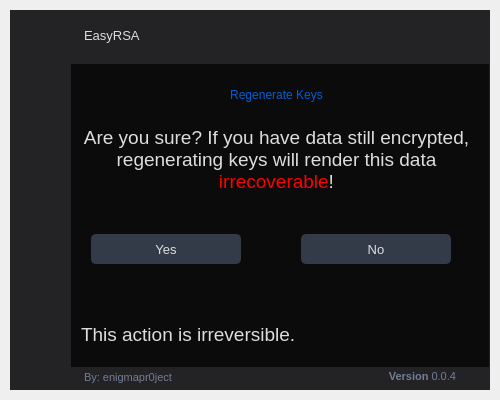
Above: UI/dangerZone_regenKeys.ui from ameasere/EasyRSA before the change. Below: the same form after it.
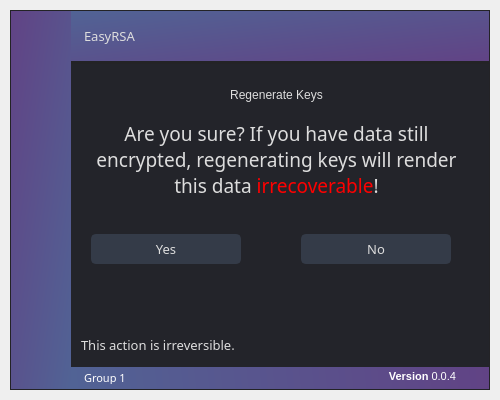
That is the form after the change. Icons and pictures are not drawn.

Patch:
```diff
--- a/UI/dangerZone_regenKeys.ui
+++ b/UI/dangerZone_regenKeys.ui
@@ -61,23 +61,23 @@
 /* /////////////////////////////////////////////////////////////////////////////////////////////////
 Bg App */
 #bgApp {
-	background-color: rgb(11,11,11);
+	background-color: rgb(35, 36, 42);
 	border: 1px solid rgb(35,35,38);
 }
 
 /* /////////////////////////////////////////////////////////////////////////////////////////////////
 Left Menu */
 #leftMenuBg {
-	background-color: rgb(35,35,38);
+	background-color: qlineargradient(spread:pad, x1:0, y1:0, x2:1, y2:1, stop:0 rgba(97, 67, 133, 255), stop:1 rgba(81, 99, 149, 255));
 }
 #topLogo {
-	background-color: rgb(35,35,38);
+	background-color: transparent;
 	background-image: url(:/images/images/images/RSA30x30.png);
 	background-position: center;
 	background-repeat: no-repeat;
 }
-#titleLeftApp { font: 63 12pt &quot;Segoe UI Semibold&quot;; }
-#titleLeftDescription { font: 8pt &quot;Segoe UI&quot;; color: rgb(32, 124, 245); }
+#titleLeftApp { font: 81 12pt &quot;Raleway ExtraBold&quot;; }
+#titleLeftDescription { font: 8pt &quot;Segoe UI&quot;; color: #aa63ff; }
 
 /* MENUS */
 #topMenu .QPushButton {
@@ -122,7 +122,7 @@
     background-repeat: no-repeat;
 	border: none;
 	border-left: 20px solid transparent;
-	background-color: rgb(37, 41, 48);
+	background-color: #23242a;
 	text-align: left;
 	padding-left: 44px;
 	color: rgb(113, 126, 149);
@@ -144,7 +144,7 @@
 	background-color: rgb(35,35,38);
 }
 #extraTopBg {
-	background-color: rgb(32, 124, 245);
+	background-color: #aa63ff;
 }
 
 /* Icon */
@@ -164,7 +164,7 @@
 
 /* Extra Content */
 #extraContent{
-	border-top: 3px solid rgb(11,11,11);
+	border-top: 3px solid rgb(35,35,38);
 }
 
 /* Extra Top Menus */
@@ -188,7 +188,7 @@
 /* /////////////////////////////////////////////////////////////////////////////////////////////////
 Content App */
 #contentTopBg{
-	background-color: rgb(35,35,38);
+	background-color: qlineargradient(spread:pad, x1:1, y1:1, x2:0, y2:0, stop:0 rgba(97, 67, 133, 255), stop:1 rgba(81, 99, 149, 255));
 }
 #contentBottom{
 	border-top: 3px solid rgb(35,35,38);
@@ -201,10 +201,10 @@
 
 /* Theme Settings */
 #extraRightBox { background-color: rgb(35,35,38); }
-#themeSettingsTopDetail { background-color: rgb(32, 124, 245); }
+#themeSettingsTopDetail { background-color: #aa63ff; }
 
 /* Bottom Bar */
-#bottomBar { background-color: rgb(35,35,38); }
+#bottomBar { background-color: qlineargradient(spread:pad, x1:1, y1:0.511, x2:0, y2:0.517, stop:0 rgba(97, 67, 133, 255), stop:1 rgba(81, 99, 149, 255)); }
 #bottomBar QLabel { font-size: 11px; color: rgb(113, 126, 149); padding-left: 10px; padding-right: 10px; padding-bottom: 2px; }
 
 /* CONTENT SETTINGS */
@@ -242,7 +242,7 @@
 	gridline-color: rgb(44, 49, 60);
 }
 QTableWidget::item:selected{
-	background-color: rgb(32, 124, 245);
+	background-color: #aa63ff;
 }
 QHeaderView::section{
 	background-color: rgb(35,35,38);
@@ -276,7 +276,7 @@
 	border: 2px solid rgb(35,35,38);
 	padding-left: 10px;
 	selection-color: rgb(255, 255, 255);
-	selection-background-color: rgb(0,94,217);
+	selection-background-color: #aa63ff;
 }
 QLineEdit:hover {
 	border: 2px solid rgb(64, 71, 88);
@@ -317,7 +317,7 @@
 	border-radius: 0px;
 }
 QScrollBar::handle:horizontal {
-    background: rgb(32, 124, 245);
+    background: #aa63ff;
     min-width: 25px;
 	border-radius: 4px;
 }
@@ -355,7 +355,7 @@
 	border-radius: 0px;
  }
  QScrollBar::handle:vertical {
-	background: rgb(32, 124, 245);
+	background: #aa63ff;
     min-height: 25px;
 	border-radius: 4px;
  }
@@ -446,7 +446,7 @@
 	background-repeat: no-repeat;
  }
 QComboBox QAbstractItemView {
-	color: rgb(0,94,217);
+	color: #aa63ff;
 	background-color: rgb(35,35,38);
 	padding: 10px;
 	selection-background-color: rgb(39, 44, 54);
@@ -464,7 +464,7 @@
 	background-color: rgb(55, 62, 76);
 }
 QSlider::handle:horizontal {
-    background-color: rgb(32, 124, 245);
+    background-color: #aa63ff;
     border: none;
     height: 10px;
     width: 10px;
@@ -488,7 +488,7 @@
 	background-color: rgb(55, 62, 76);
 }
 QSlider::handle:vertical {
-    background-color: rgb(32, 124, 245);
+    background-color: #aa63ff;
 	border: none;
     height: 10px;
     width: 10px;
@@ -505,7 +505,7 @@
 /* /////////////////////////////////////////////////////////////////////////////////////////////////
 CommandLinkButton */
 QCommandLinkButton {
-	color: rgb(0,94,217);
+	color: #aa63ff;
 	border-radius: 5px;
 	padding: 5px;
 }
@@ -777,13 +777,16 @@
                   </property>
                   <property name="font">
                    <font>
-                    <family>Segoe UI</family>
+                    <family>Raleway ExtraBold</family>
                     <pointsize>10</pointsize>
-                    <weight>50</weight>
+                    <weight>10</weight>
                     <italic>false</italic>
                     <bold>false</bold>
                    </font>
                   </property>
+                  <property name="styleSheet">
+                   <string notr="true">font: 81 10pt &quot;Raleway ExtraBold&quot;;</string>
+                  </property>
                   <property name="text">
                    <string>EasyRSA</string>
                   </property>
@@ -1043,7 +1046,7 @@
                         </rect>
                        </property>
                        <property name="styleSheet">
-                        <string notr="true">font: 14pt &quot;Segoe UI&quot;;color: rgb(0,94,217);</string>
+                        <string notr="true">font: 57 14pt &quot;Raleway Medium&quot;;</string>
                        </property>
                        <property name="lineWidth">
                         <number>1</number>
@@ -1078,9 +1081,9 @@
                        </property>
                        <property name="font">
                         <font>
-                         <family>Segoe UI</family>
+                         <family>Raleway Light</family>
                          <pointsize>14</pointsize>
-                         <weight>50</weight>
+                         <weight>3</weight>
                          <italic>false</italic>
                          <bold>false</bold>
                         </font>
@@ -1115,9 +1118,9 @@
                        </property>
                        <property name="font">
                         <font>
-                         <family>Segoe UI</family>
+                         <family>Raleway SemiBold</family>
                          <pointsize>10</pointsize>
-                         <weight>50</weight>
+                         <weight>7</weight>
                          <italic>false</italic>
                          <bold>false</bold>
                         </font>
@@ -1149,9 +1152,9 @@
                        </property>
                        <property name="font">
                         <font>
-                         <family>Segoe UI</family>
+                         <family>Raleway SemiBold</family>
                          <pointsize>10</pointsize>
-                         <weight>50</weight>
+                         <weight>7</weight>
                          <italic>false</italic>
                          <bold>false</bold>
                         </font>
@@ -1170,8 +1173,8 @@
                        <property name="geometry">
                         <rect>
                          <x>0</x>
-                         <y>250</y>
-                         <width>351</width>
+                         <y>260</y>
+                         <width>161</width>
                          <height>21</height>
                         </rect>
                        </property>
@@ -1189,9 +1192,9 @@
                        </property>
                        <property name="font">
                         <font>
-                         <family>Segoe UI</family>
-                         <pointsize>14</pointsize>
-                         <weight>50</weight>
+                         <family>Raleway ExtraBold</family>
+                         <pointsize>10</pointsize>
+                         <weight>10</weight>
                          <italic>false</italic>
                          <bold>false</bold>
                         </font>
@@ -1297,15 +1300,18 @@
                   </property>
                   <property name="font">
                    <font>
-                    <family>Segoe UI</family>
-                    <pointsize>-1</pointsize>
-                    <weight>50</weight>
+                    <family>Raleway SemiBold</family>
+                    <pointsize>8</pointsize>
+                    <weight>7</weight>
                     <italic>false</italic>
                     <bold>false</bold>
                    </font>
                   </property>
+                  <property name="styleSheet">
+                   <string notr="true">font: 63 8pt &quot;Raleway SemiBold&quot;;</string>
+                  </property>
                   <property name="text">
-                   <string>By: enigmapr0ject</string>
+                   <string>&lt;html&gt;&lt;head/&gt;&lt;body&gt;&lt;p&gt;&lt;span style=&quot; color:#ffffff;&quot;&gt;Group 1&lt;/span&gt;&lt;/p&gt;&lt;/body&gt;&lt;/html&gt;</string>
                   </property>
                   <property name="alignment">
                    <set>Qt::AlignLeading|Qt::AlignLeft|Qt::AlignVCenter</set>
@@ -1314,8 +1320,11 @@
                 </item>
                 <item>
                  <widget class="QLabel" name="version">
+                  <property name="styleSheet">
+                   <string notr="true">font: 63 8pt &quot;Raleway SemiBold&quot;;</string>
+                  </property>
                   <property name="text">
-                   <string>&lt;html&gt;&lt;head/&gt;&lt;body&gt;&lt;p&gt;&lt;span style=&quot; font-weight:600;&quot;&gt;Version&lt;/span&gt; 0.0.4&lt;/p&gt;&lt;/body&gt;&lt;/html&gt;</string>
+                   <string>&lt;html&gt;&lt;head/&gt;&lt;body&gt;&lt;p&gt;&lt;span style=&quot; font-weight:600; color:#ffffff;&quot;&gt;Version&lt;/span&gt;&lt;span style=&quot; color:#ffffff;&quot;&gt; 0.0.4&lt;/span&gt;&lt;/p&gt;&lt;/body&gt;&lt;/html&gt;</string>
                   </property>
                   <property name="alignment">
                    <set>Qt::AlignRight|Qt::AlignTrailing|Qt::AlignVCenter</set>
```
Left out of the diff: 56 changed lines with no effect on the pictures.
